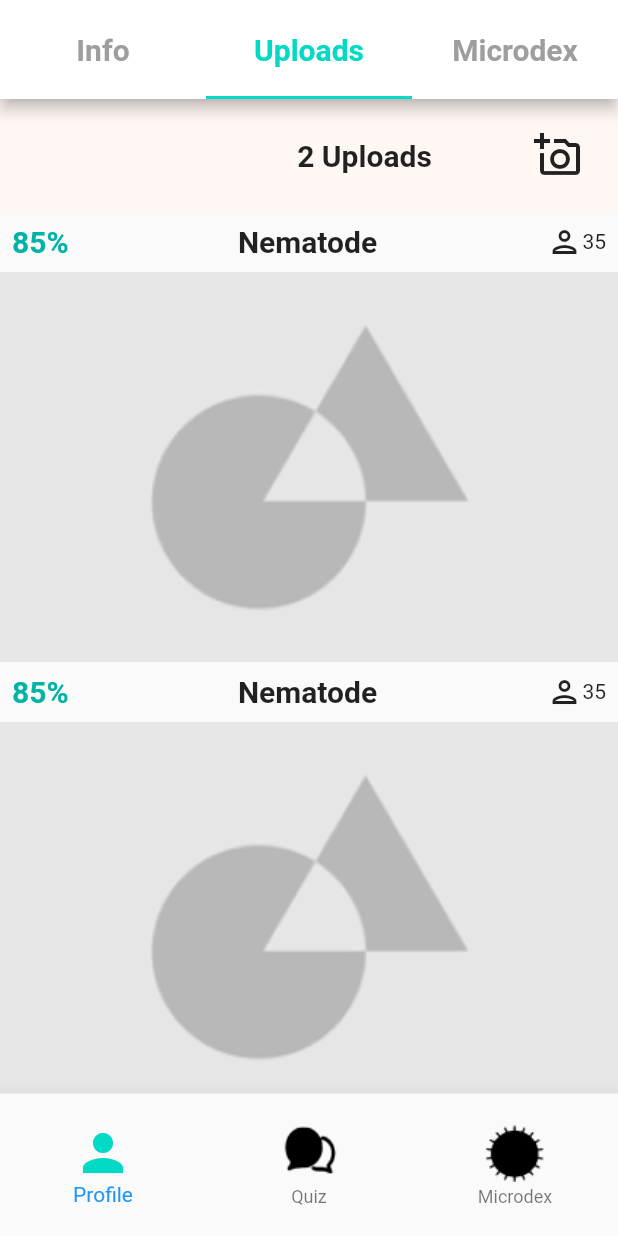
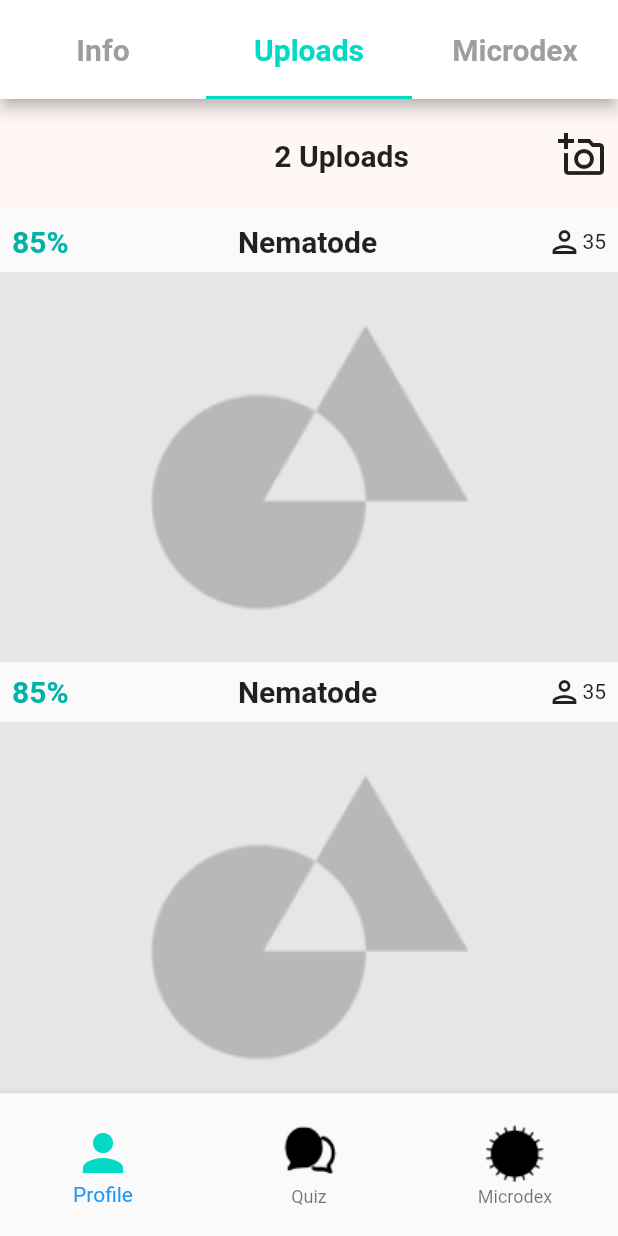
Before and after one commit to ecome-earth/SFW-Microorganism-App, a Flutter app: the screen it shows after launch, on a phone screen of 412 x 824 dp. Run offline on Flutter 3.47's test engine with Material 2 defaults, Android fonts, the phone set to English and light mode, and no system bars; our stand-ins replace cloud_firestore, firebase_auth, firebase_core, flutter_signin_button, google_sign_in; missing offline and left inert: cloud_firestore_web, cloud_functions_web, firebase_auth_web, firebase_core_web, firebase_messaging_web, google_sign_in_web and 1 more; accounts and stored records are empty.

Commit message:
fix: removing Icon and centering Text

```diff
--- a/lib/screens/ProfileUploads.dart
+++ b/lib/screens/ProfileUploads.dart
@@ -91,17 +91,18 @@ class _ProfileUploadsState extends State<ProfileUploads>
     return Container(
       height: 75,
       color: Color(0xFFFFF7F4),
-      child: Row(
+      child: Row(mainAxisAlignment: MainAxisAlignment.spaceAround,
         children: [
           Spacer(),
-          Expanded(
-              child: Text(
-                '2 Uploads',
-                style: tabHeading,
-                textAlign: TextAlign.center,
-              )),
+          Spacer(),
+          Text(
+            '2 Uploads',
+            style: tabHeading,
+            textAlign: TextAlign.center,
+          ),
+          Spacer(),
+
           IconButton(
-              padding: const EdgeInsets.symmetric(horizontal: 32.0),
               onPressed: () {
                 print('changing to New Upload form');
                 Navigator.of(context).pushNamed('newUpload');
```
